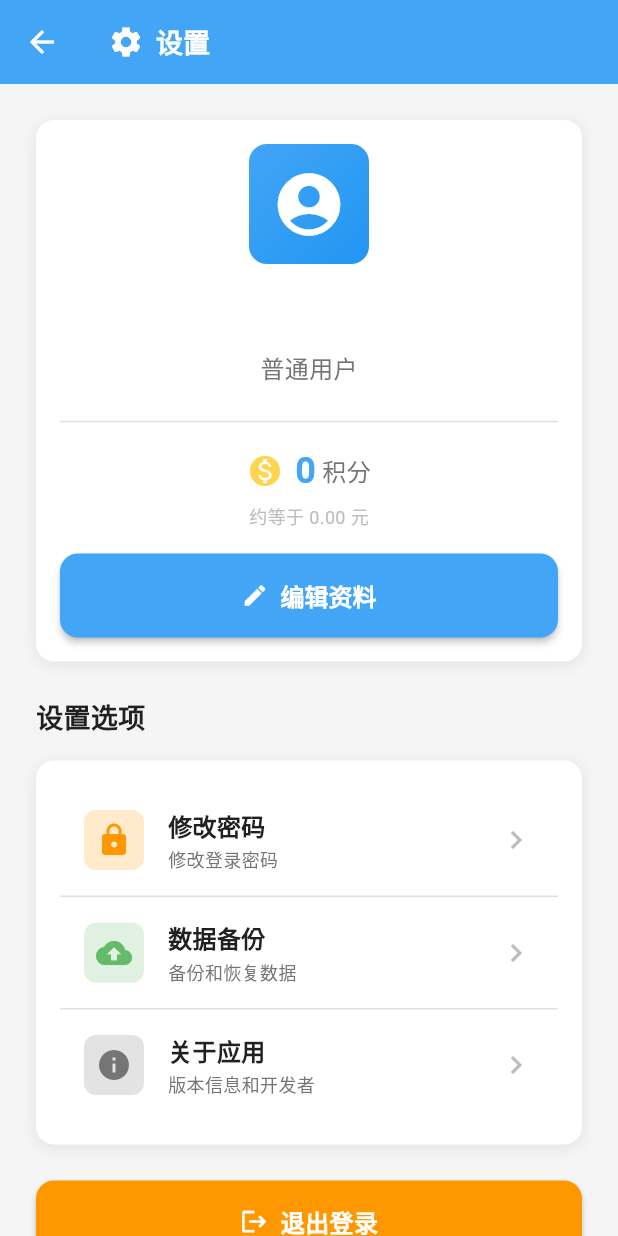
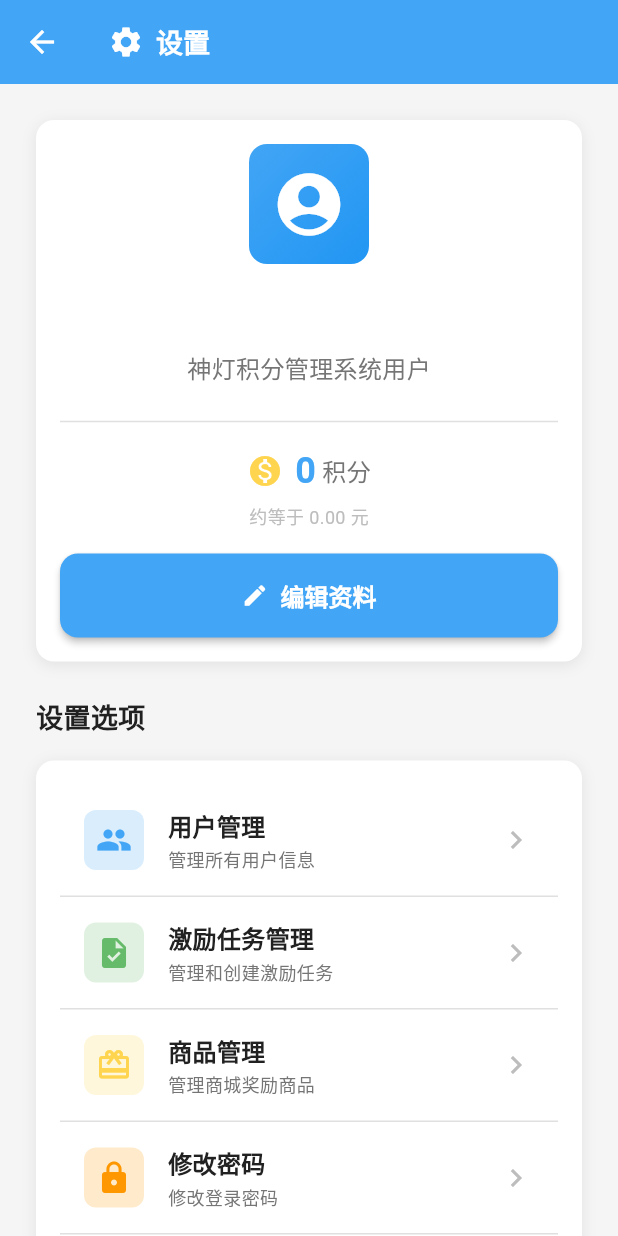
Before and after one commit to riceFun/magic_lamp, a Flutter app: the SettingsPage screen opened directly, on a phone screen of 412 x 824 dp. Run offline on Flutter 3.47's test engine with Material 3 defaults, Android fonts, the phone set to English and light mode, and no system bars; our stand-ins replace flutter_easyloading, go_router, shared_preferences, sqflite; accounts and stored records are empty.

Commit message:
feat： app func

```diff
--- a/lib/pages/settings/settings_page.dart
+++ b/lib/pages/settings/settings_page.dart
@@ -113,34 +113,13 @@ class SettingsPage extends StatelessWidget {
                               color: AppTheme.textPrimaryColor,
                             ),
                           ),
-                          if (user.isAdmin) ...{
-                            SizedBox(width: AppTheme.spacingSmall),
-                            Container(
-                              padding: EdgeInsets.symmetric(
-                                horizontal: AppTheme.spacingSmall,
-                                vertical: 2,
-                              ),
-                              decoration: BoxDecoration(
-                                color: AppTheme.accentYellow,
-                                borderRadius: BorderRadius.circular(AppTheme.radiusSmall),
-                              ),
-                              child: Text(
-                                '管理员',
-                                style: TextStyle(
-                                  fontSize: AppTheme.fontSizeXSmall,
-                                  color: Colors.white,
-                                  fontWeight: FontWeight.bold,
-                                ),
-                              ),
-                            ),
-                          },
                         ],
                       ),
                       SizedBox(height: AppTheme.spacingSmall),
 
                       // 角色说明
                       Text(
-                        user.isAdmin ? '拥有所有管理权限' : '普通用户',
+                        '神灯积分管理系统用户',
                         style: TextStyle(
                           fontSize: AppTheme.fontSizeMedium,
                           color: AppTheme.textSecondaryColor,
@@ -226,7 +205,6 @@ class SettingsPage extends StatelessWidget {
                 CustomCard(
                   child: Column(
                     children: [
-                      if (user.isAdmin) ...{
                       _SettingItem(
                         icon: Icons.group,
                         iconColor: AppTheme.primaryColor,
@@ -257,7 +235,6 @@ class SettingsPage extends StatelessWidget {
                         },
                       ),
                       Divider(height: 1),
-                      },
                       _SettingItem(
                         icon: Icons.lock,
                         iconColor: AppTheme.accentOrange,
--- a/lib/pages/task/task_list_page.dart
+++ b/lib/pages/task/task_list_page.dart
@@ -41,7 +41,7 @@ class _TaskListPageState extends State<TaskListPage> {
           Consumer<UserProvider>(
             builder: (context, userProvider, child) {
               final user = userProvider.currentUser;
-              if (user != null && user.isAdmin) {
+              if (user != null) {
                 return PopupMenuButton<String>(
                   icon: Icon(Icons.add),
                   tooltip: '添加任务',
```
Also changed, not shown: lib/pages/points/points_detail_page.dart (+0 -24 lines), lib/pages/task/create_task_page.dart (+2 -37 lines). Lines whose indentation alone changed are shown as unchanged.
